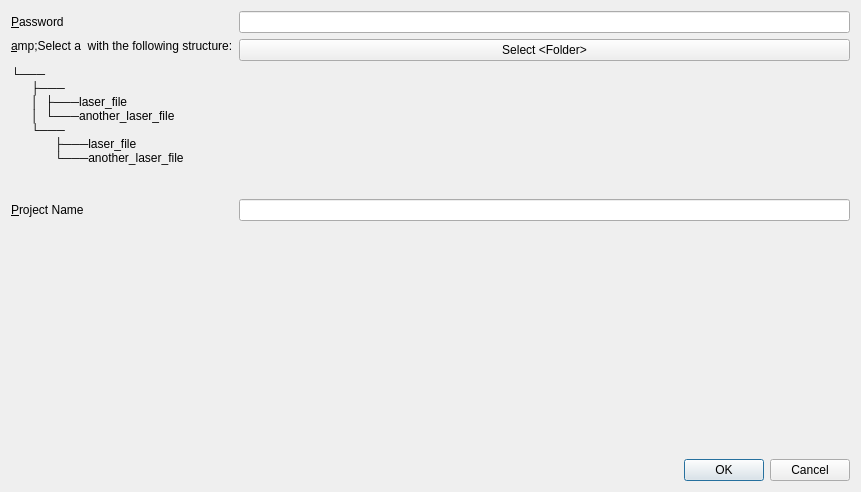
Above: laser/ui/select_folders_dialog.ui from GijsGroote/creator_administrator before the change. Below: the same form after it.
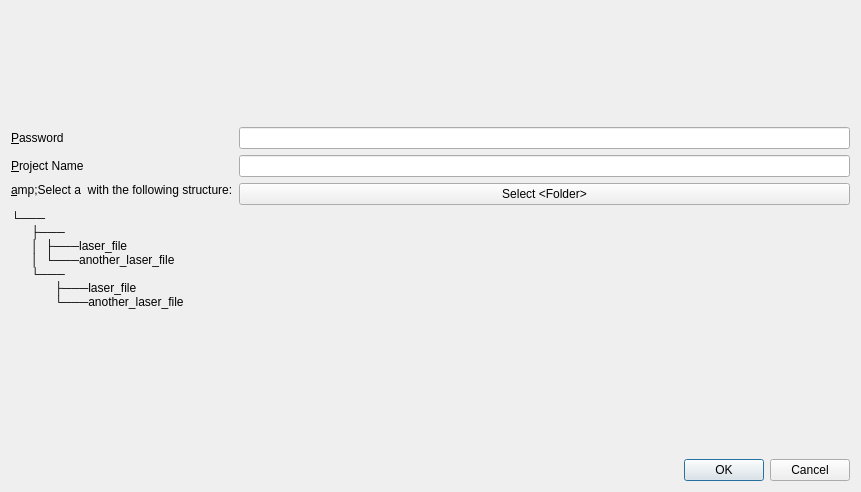
That is the form after the change. Custom widgets are drawn as their Qt base class.

```diff
--- a/laser/ui/select_folders_dialog.ui
+++ b/laser/ui/select_folders_dialog.ui
@@ -13,7 +13,22 @@
   <property name="windowTitle">
    <string>Dialog</string>
   </property>
+  <layout class="QVBoxLayout" name="verticalLayout_2">
+   <item>
   <layout class="QVBoxLayout" name="verticalLayout">
+     <item>
+      <spacer name="verticalSpacer">
+       <property name="orientation">
+        <enum>Qt::Vertical</enum>
+       </property>
+       <property name="sizeHint" stdset="0">
+        <size>
+         <width>20</width>
+         <height>40</height>
+        </size>
+       </property>
+      </spacer>
+     </item>
    <item>
     <layout class="QFormLayout" name="formLayout">
      <item row="0" column="0">
@@ -29,7 +44,7 @@
      <item row="0" column="1">
       <widget class="QLineEdit" name="PasswordQLineEdit"/>
      </item>
-     <item row="1" column="0">
+       <item row="2" column="0">
       <widget class="QLabel" name="label_2">
        <property name="text">
         <string>&amp;Select a &lt;FOLDER&gt; with the following structure:
@@ -49,14 +64,14 @@
        </property>
       </widget>
      </item>
-     <item row="1" column="1">
+       <item row="2" column="1">
       <widget class="SelectFolderQPushButton" name="selectFolderButton">
        <property name="text">
         <string>Select &lt;Folder&gt;</string>
        </property>
       </widget>
      </item>
-     <item row="2" column="0">
+       <item row="1" column="0">
       <widget class="QLabel" name="label_3">
        <property name="text">
         <string>&amp;Project Name</string>
@@ -66,11 +81,24 @@
        </property>
       </widget>
      </item>
-     <item row="2" column="1">
+       <item row="1" column="1">
       <widget class="QLineEdit" name="ProjectNameQLineEdit"/>
      </item>
     </layout>
    </item>
+     <item>
+      <spacer name="verticalSpacer_2">
+       <property name="orientation">
+        <enum>Qt::Vertical</enum>
+       </property>
+       <property name="sizeHint" stdset="0">
+        <size>
+         <width>20</width>
+         <height>40</height>
+        </size>
+       </property>
+      </spacer>
+     </item>
    <item>
     <widget class="QDialogButtonBox" name="buttonBox">
      <property name="orientation">
@@ -82,6 +110,8 @@
     </widget>
    </item>
   </layout>
+   </item>
+  </layout>
  </widget>
  <customwidgets>
   <customwidget>
```
Left out of the diff: 2 changed lines with no effect on the pictures. Lines whose indentation alone changed are shown as unchanged.
